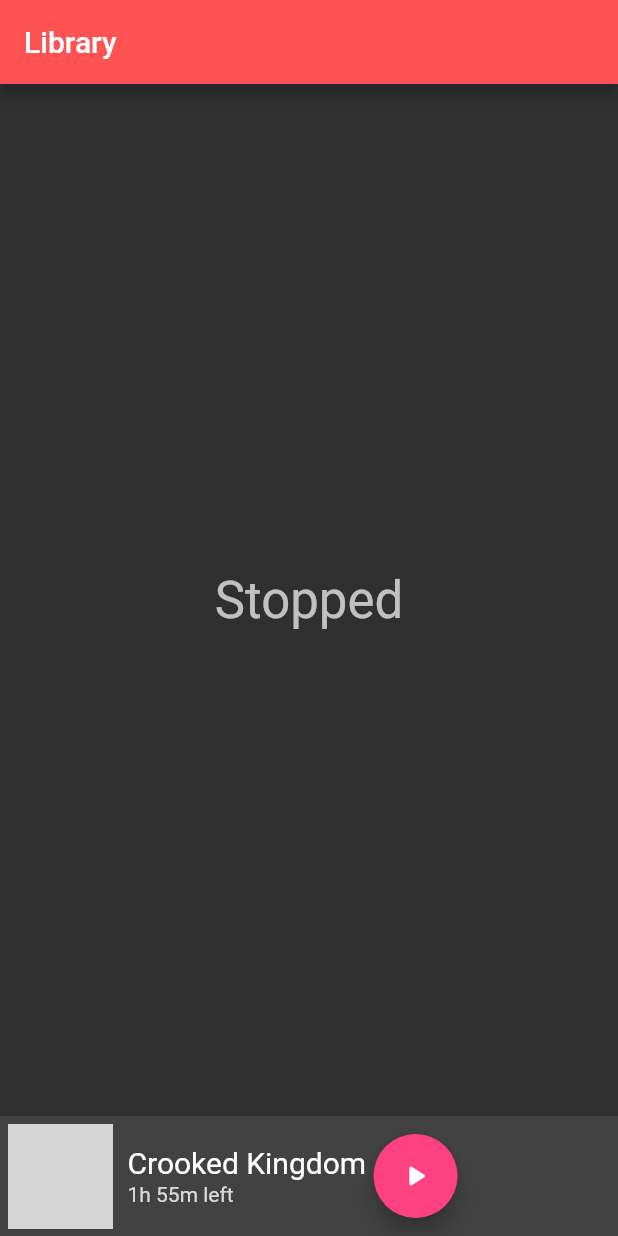
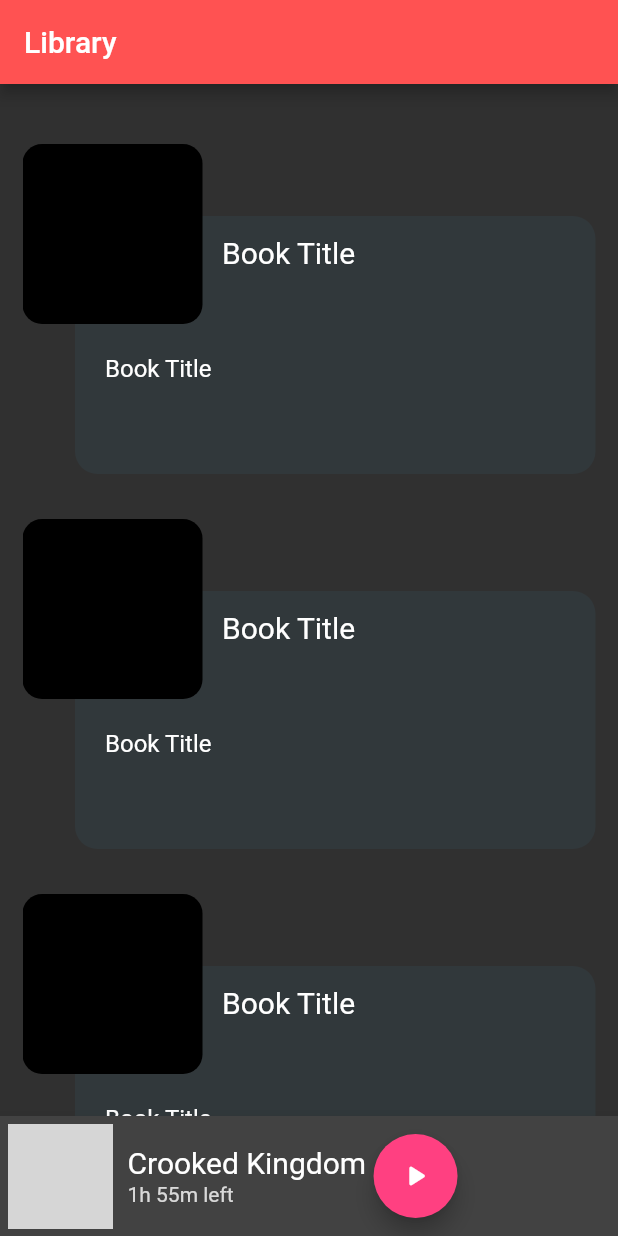
Before and after one commit to jsnanigans/edify-flutter-app, a Flutter app: the screen it shows after launch, on a phone screen of 412 x 824 dp. Run offline on Flutter 3.47's test engine with Material 2 defaults, Android fonts, the light colour scheme and no system bars; our stand-ins replace assets_audio_player, bloc, flutter_bloc, google_fonts; Roboto replaces fonts that are missing (Abel); grey boxes are pictures that could not be loaded.

Commit message:
Start styling library

```diff
--- a/lib/main.dart
+++ b/lib/main.dart
@@ -3,6 +3,7 @@ import 'package:edify/presentation/routes/library.dart';
 import 'package:edify/presentation/widgets/player.dart';
 import 'package:flutter/material.dart';
 import 'package:flutter_bloc/flutter_bloc.dart';
+import 'package:google_fonts/google_fonts.dart';
 
 void main() {
   runApp(MyApp());
@@ -13,12 +14,16 @@ class MyApp extends StatelessWidget {
 
   @override
   Widget build(BuildContext context) {
+    final textTheme = Theme.of(context).textTheme;
     return MaterialApp(
         title: 'Flutter Demo',
         theme: ThemeData(
           brightness: Brightness.dark,
           primaryColor: Colors.redAccent,
           accentColor: Colors.pinkAccent,
+          textTheme: GoogleFonts.abelTextTheme(
+            ThemeData.dark().textTheme,
+          ),
         ),
         home: Scaffold(
           body: BlocProvider.value(
--- a/lib/presentation/routes/library.dart
+++ b/lib/presentation/routes/library.dart
@@ -1,6 +1,5 @@
-import 'package:edify/cubit/app_player_cubit.dart';
 import 'package:flutter/material.dart';
-import 'package:flutter_bloc/flutter_bloc.dart';
+import 'package:flutter/painting.dart';
 
 class Library extends StatelessWidget {
   @override
@@ -9,31 +8,100 @@ class Library extends StatelessWidget {
         appBar: AppBar(
           title: Text("Library"),
         ),
-      body: Center(
-        child: Column(
-          mainAxisAlignment: MainAxisAlignment.center,
-          children: <Widget>[
-            BlocBuilder<AppPlayerCubit, AppPlayerState>(builder: (_, state) {
-              if (state is AppPlayerPlaying) {
-                return Text(
-                  'Playing',
-                  style: Theme.of(context).textTheme.headline4,
-                );
+        body: Padding(
+          padding: const EdgeInsets.symmetric(horizontal: 15),
+          child: ListView.separated(
+            padding: EdgeInsets.symmetric(vertical: 40),
+            itemCount: 10,
+            itemBuilder: (_, __) {
+              return BookFeature();
+            },
+            separatorBuilder: (_, __) => Container(height: 30),
+          ),
+        ));
   }
-              if (state is AppPlayerPaused) {
-                return Text(
-                  'Paused',
-                  style: Theme.of(context).textTheme.headline4,
-                );
 }
 
-              return Text(
-                "Stopped",
-                style: Theme.of(context).textTheme.headline4,
-              );
-            }),
+class BookFeature extends StatelessWidget {
+  final double containerHeight = 220;
+  final double imageSize = 120;
+  final double bgHeight = 220;
+  final double titleHeight = 60;
+  final double descriptionHeight = 140;
+  final double spacingLeft = 35;
+  final double imageOverlayPercent = 0.4;
+
+  @override
+  Widget build(BuildContext context) {
+    return Container(
+      height: containerHeight,
+      child: Stack(
+        children: [
+          // Color Background
+          Positioned(
+            right: 0,
+            left: spacingLeft,
+            top: imageSize * imageOverlayPercent,
+            bottom: 0,
+            child: Container(
+              decoration: BoxDecoration(
+                borderRadius: BorderRadius.circular(15),
+                color: Colors.lightBlueAccent.withOpacity(0.05),
+              ),
+            ),
+          ),
+
+          // Image
+          Positioned(
+              left: 0,
+              top: 0,
+              child: Container(
+                decoration: BoxDecoration(
+                  borderRadius: BorderRadius.circular(13),
+                  color: Colors.black,
+                ),
+                width: imageSize,
+                height: imageSize,
+              )),
+
+          // Title area
+          Positioned(
+              right: 0,
+              left: imageSize,
+              top: imageSize * imageOverlayPercent,
+              child: Container(
+                child: Padding(
+                  padding: const EdgeInsets.all(13),
+                  child: Row(
+                    // crossAxisAlignment: CrossAxisAlignment.center,
+                    children: [
+                      Text("Book Title",
+                          style: TextStyle(
+                            fontSize: 20,
+                          )),
                     ],
                   ),
+                ),
+              )),
+
+          // Description content
+          Positioned(
+              right: 0,
+              left: spacingLeft,
+              top: imageSize,
+              child: Container(
+                child: Padding(
+                  padding: const EdgeInsets.all(20),
+                  child: Column(
+                    crossAxisAlignment: CrossAxisAlignment.start,
+                    children: [
+                      Text("Book Title", style: TextStyle(fontSize: 16))
+                    ],
+                  ),
+                ),
+                height: descriptionHeight,
+              )),
+        ],
       ),
     );
   }
--- a/lib/presentation/widgets/actionButton.dart
+++ b/lib/presentation/widgets/actionButton.dart
@@ -1,13 +1,22 @@
+import 'package:edify/cubit/app_player_cubit.dart';
 import 'package:flutter/material.dart';
+import 'package:flutter_bloc/flutter_bloc.dart';
 
 class ActionButton extends StatelessWidget {
   ActionButton({Key? key, this.action}) : super(key: key);
   final VoidCallback? action;
 
-
   @override
   Widget build(BuildContext context) {
-    return FloatingActionButton(
-        tooltip: 'Play track', child: const Icon(Icons.play_arrow_rounded), onPressed: action,);
+    return BlocBuilder<AppPlayerCubit, AppPlayerState>(builder: (_, state) {
+      Icon icon = Icon(Icons.play_arrow_rounded);
+
+      if (state is AppPlayerPlaying) {
+        icon = Icon(Icons.pause);
+      }
+
+      return FloatingActionButton(
+        tooltip: 'Play track', child: icon, onPressed: action);
+    });
   }
 }
--- a/pubspec.yaml
+++ b/pubspec.yaml
@@ -33,6 +33,8 @@ dependencies:
   assets_audio_player: ^3.0.3+2
   rxdart: ^0.26.0
   flutter_bloc: ^7.0.0
+
+  google_fonts: ^2.0.0
 
 
 dev_dependencies:
```
Also changed, not shown: pubspec.lock, 3 other files. Lines whose indentation alone changed are shown as unchanged.
